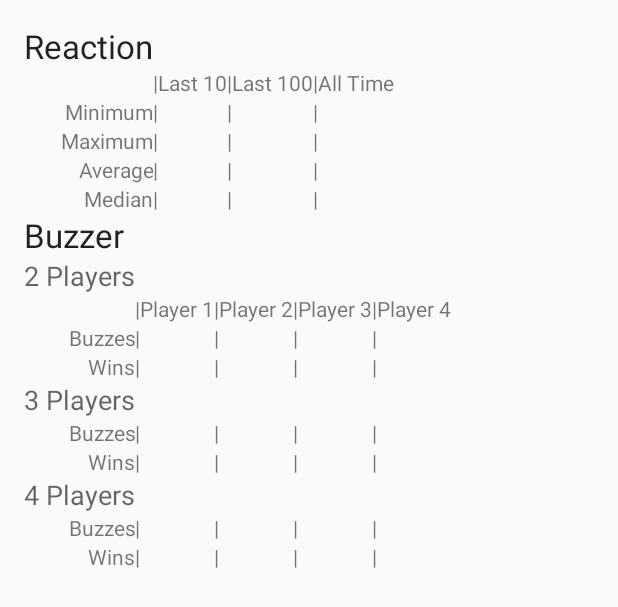
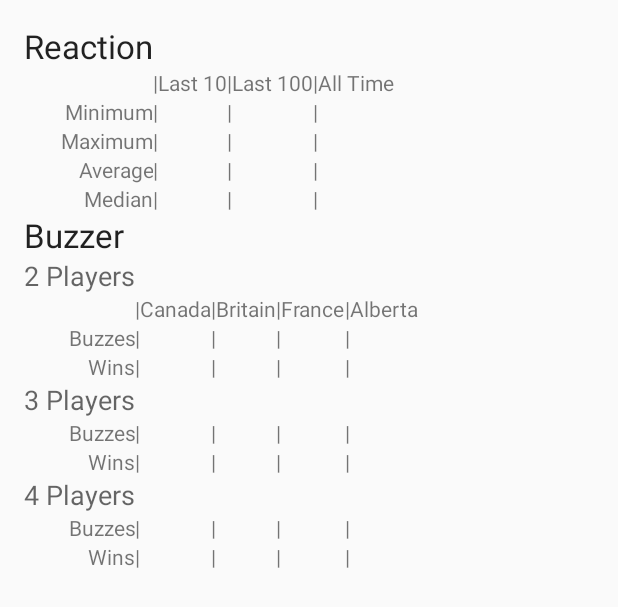
Before and after one commit to dskrundz-school/yourassignment1, an Android app: the layout activity_status.xml on its own in the app's theme, with its tools: preview values and no code run, on a phone screen of 412 x 824 dp. Shown: the top 607 px of the screen. Run offline under Robolectric (Android 15) with nearby library versions, the phone set to English and light mode, and no system bars.

Commit message:
fixed some stuff

```diff
--- a/BuzzerApp/app/src/main/java/ca/skrundz/buzzerapp/StatusActivity.java
+++ b/BuzzerApp/app/src/main/java/ca/skrundz/buzzerapp/StatusActivity.java
@@ -156,6 +156,9 @@ public class StatusActivity extends AppCompatActivity {
 	}
 
 	private Double average(List<Double> list) {
+		if (list.size() == 0) {
+			return 0.0;
+		}
 		Double sum = 0.0;
 		for (Double d : list) {
 			sum += d;
--- a/BuzzerApp/app/src/main/res/values/strings.xml
+++ b/BuzzerApp/app/src/main/res/values/strings.xml
@@ -27,10 +27,10 @@
 
     <string name="statusLabel70">Buzzer</string>
 
-    <string name="statusLabelPlayer1">Player 1</string>
-    <string name="statusLabelPlayer2">Player 2</string>
-    <string name="statusLabelPlayer3">Player 3</string>
-    <string name="statusLabelPlayer4">Player 4</string>
+    <string name="statusLabelPlayer1">Canada</string>
+    <string name="statusLabelPlayer2">Britain</string>
+    <string name="statusLabelPlayer3">France</string>
+    <string name="statusLabelPlayer4">Alberta</string>
     <string name="statusLabelPlayers2">2 Players</string>
     <string name="statusLabelPlayers3">3 Players</string>
     <string name="statusLabelPlayers4">4 Players</string>
```
Also changed, not shown: 2 other files.
